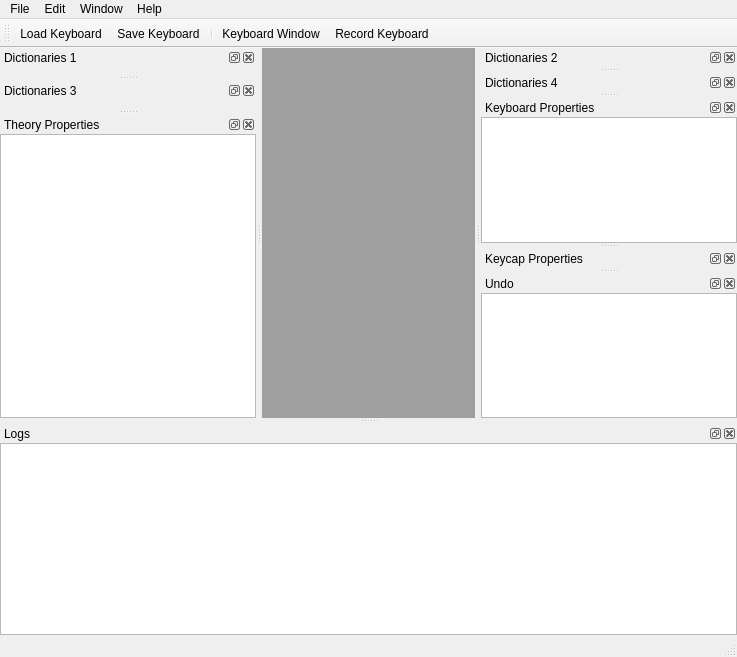
FromtonRouge/KaladriusTrainer, file Sources/Main/MainWindow.ui: the form before one commit.
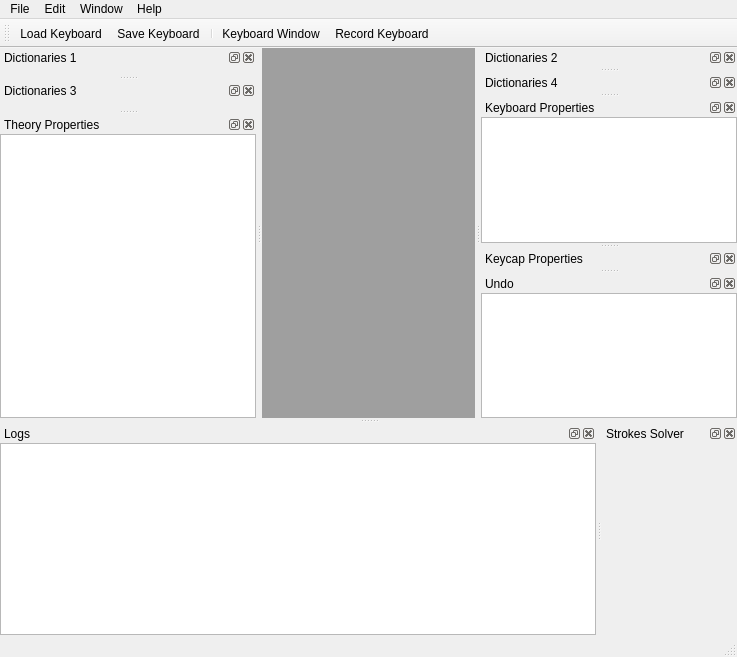
The form after the commit. Icons and pictures are not drawn. Custom widgets are drawn as their Qt base class.

Commit message: Strokes solver widget added (non functional)

```diff
--- a/Sources/Main/MainWindow.ui
+++ b/Sources/Main/MainWindow.ui
@@ -380,6 +380,33 @@
     </layout>
    </widget>
   </widget>
+  <widget class="QDockWidget" name="dockWidgetStrokesSolver">
+   <property name="windowTitle">
+    <string>Strokes Solver</string>
+   </property>
+   <attribute name="dockWidgetArea">
+    <number>8</number>
+   </attribute>
+   <widget class="QWidget" name="dockWidgetContents_10">
+    <layout class="QGridLayout" name="gridLayout_11">
+     <property name="leftMargin">
+      <number>0</number>
+     </property>
+     <property name="topMargin">
+      <number>0</number>
+     </property>
+     <property name="rightMargin">
+      <number>0</number>
+     </property>
+     <property name="bottomMargin">
+      <number>0</number>
+     </property>
+     <item row="0" column="0">
+      <widget class="StrokesSolverWidget" name="widgetStrokesSolver" native="true"/>
+     </item>
+    </layout>
+   </widget>
+  </widget>
   <action name="actionQuit">
    <property name="icon">
     <iconset resource="../../Resources/ProgrammerStenoTutor.qrc">
@@ -578,6 +605,12 @@
    <extends>QTreeView</extends>
    <header>Theories/TheoryTreeView.h</header>
   </customwidget>
+  <customwidget>
+   <class>StrokesSolverWidget</class>
+   <extends>QWidget</extends>
+   <header>StrokesSolver/StrokesSolverWidget.h</header>
+   <container>1</container>
+  </customwidget>
  </customwidgets>
  <resources>
   <include location="../../Resources/ProgrammerStenoTutor.qrc"/>
```
The commit also changes 4 other files.
